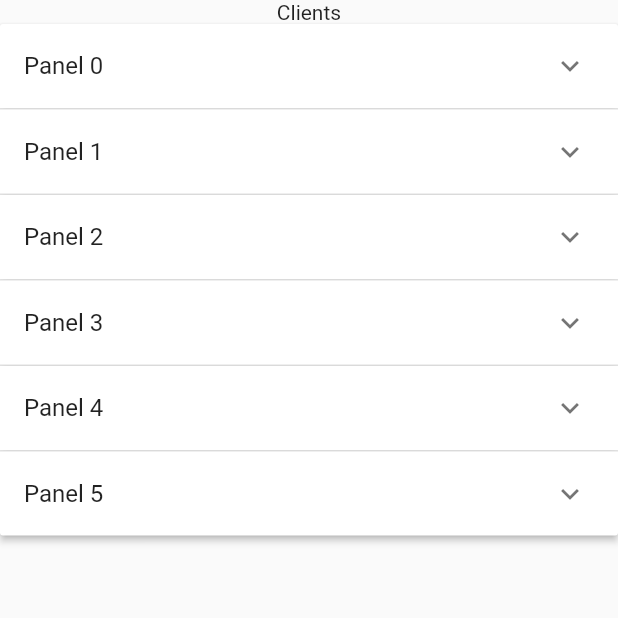
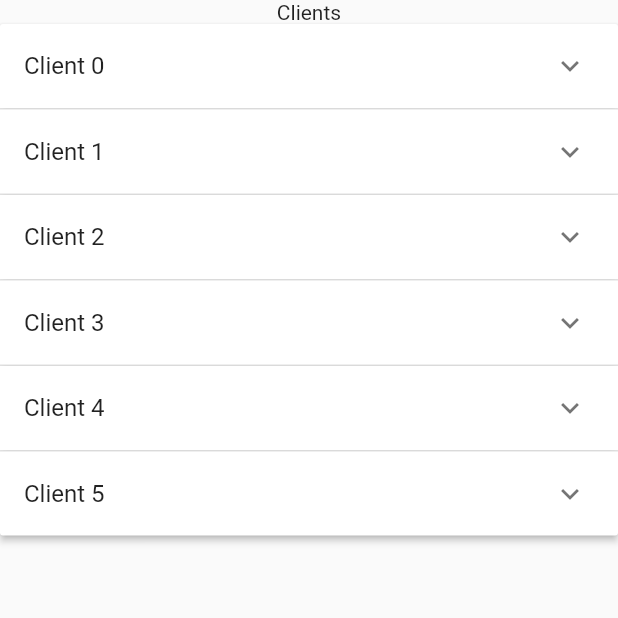
Before and after one commit to lolacld/fact2PDF, a Flutter app: the ClientScreen screen opened by its route, on a phone screen of 412 x 824 dp, the top half of it. Run offline on Flutter 3.47's test engine with Material 2 defaults, Android fonts, the phone set to English and light mode, and no system bars; missing offline and left inert: dart:html, editable.

Commit message:
Arrangement du Home ajout de la page contact ainsi que des tables des factures

```diff
--- a/applimobile/lib/main.dart
+++ b/applimobile/lib/main.dart
@@ -4,6 +4,7 @@ import 'package:flutter/material.dart';
 import 'dart:html';
 
 import 'page/HomePage.dart';
+
 
 void main() {
   runApp(MyApp());
@@ -32,8 +33,9 @@ class MyApp extends StatelessWidget {
         ),
         routes: {
           '/':(context)=> HomeScreen(),
-          '/clientPage':(context)=> ClientScreen(),
+          '/client':(context)=> ClientScreen(),
           '/formulaire':(context)=> Home(),
+
         },
       initialRoute: '/',
     );
--- a/applimobile/lib/page/clientPage.dart
+++ b/applimobile/lib/page/clientPage.dart
@@ -1,6 +1,9 @@
 import 'package:flutter/material.dart';
+import 'datatableinvoice.dart';
 
 class ClientScreen extends StatefulWidget {
+
+
   @override
   ClientPage createState() => ClientPage();
 }
@@ -13,16 +16,18 @@ class ClientItem {
     this.isExpanded = false,
   });
 
-  String expandedValue;
+  Object expandedValue;
   String headerValue;
   bool isExpanded;
+  String ClientName='';
 }
 
 List<ClientItem> generateItems(int numberOfItems) {
   return List<ClientItem>.generate(numberOfItems, (int index) {
     return ClientItem(
-      headerValue: 'Panel $index',
-      expandedValue: 'This is item number $index',
+      headerValue: 'Client $index',
+      expandedValue: Tabledefacture(),
+
     );
   });
 }
@@ -56,17 +61,22 @@ class ClientPage extends State<ClientScreen> {
               title: Text(item.headerValue),
             );
           },
-          body: ListTile(
-              title: Text(item.expandedValue),
-              trailing: const Icon(Icons.delete),
-              onTap: () {
-                setState(() {
-                  _data.removeWhere((ClientItem currentItem) => item == currentItem);
-                });
-              }),
+          body: Container(
+              child: Tabledefacture()
+
+          )
+          ,
           isExpanded: item.isExpanded,
         );
       }).toList(),
     );
   }
 }
+void IntitCLientName (int index, String ClientName)
+ {
+   switch(index) {
+     case 1:
+       ClientName = '';
+   }
+
+}
--- /dev/null
+++ b/applimobile/lib/page/contat.dart
@@ -0,0 +1,6 @@
+class Contact {
+  String nom;
+  String imageProfil;
+
+  Contact({ required this.nom, required this.imageProfil });
+}
--- a/applimobile/pubspec.yaml
+++ b/applimobile/pubspec.yaml
@@ -24,6 +24,7 @@ dependencies:
   flutter:
     sdk: flutter
   editable: any
+  random_color: ^1.0.0
 
 
   # The following adds the Cupertino Icons font to your application.
```
Also changed, not shown: applimobile/lib/page/HomePage.dart (+3 -21 lines), applimobile/lib/page/datatableinvoice.dart (+1 -19 lines), applimobile/lib/page/pagedebienvenue.dart (added, +57 -0 lines), applimobile/pubspec.lock.
